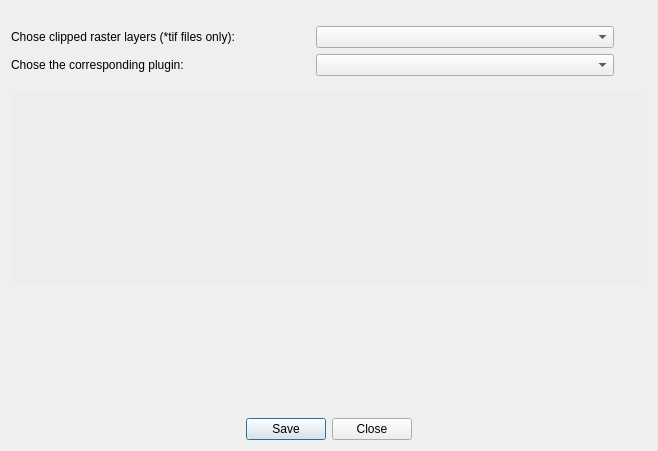
Above: mole/view/ui_color_picker_dialog.ui from UdK-VPT/Open_eQuarter before the change. Below: the same form after it.
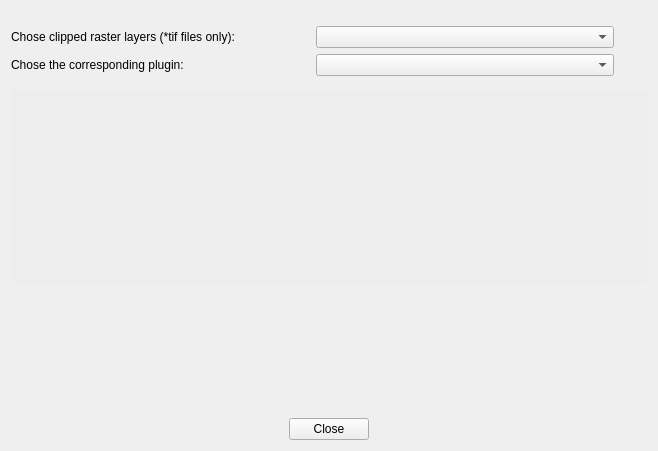
That is the form after the change. Icons and pictures are not drawn.

What changed in the file:
```diff
--- a/mole/view/ui_color_picker_dialog.ui
+++ b/mole/view/ui_color_picker_dialog.ui
@@ -205,7 +205,7 @@
       <enum>Qt::Horizontal</enum>
      </property>
      <property name="standardButtons">
-      <set>QDialogButtonBox::Close|QDialogButtonBox::Save</set>
+      <set>QDialogButtonBox::Close</set>
      </property>
      <property name="centerButtons">
       <bool>true</bool>
```
Left out of the diff: 3 changed lines with no effect on the pictures.
